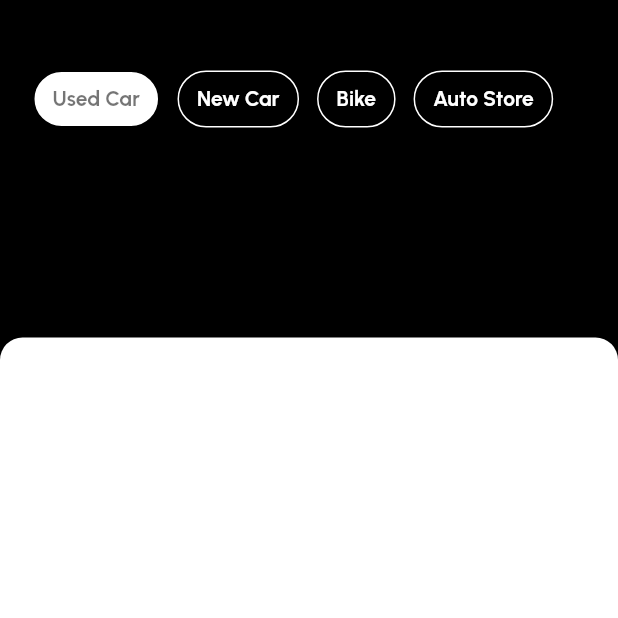
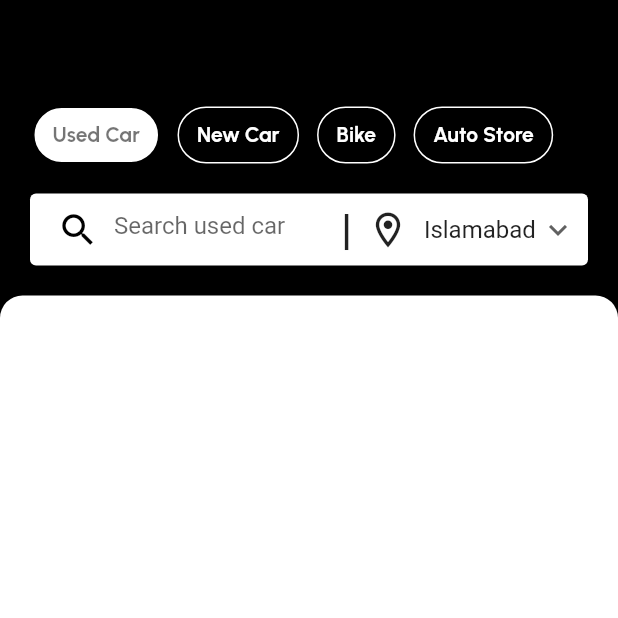
Before and after one commit to nouman1213/wheels-deels, a Flutter app: the HomeScreen screen opened directly, on a phone screen of 412 x 824 dp, the top half of it. Run offline on Flutter 3.47's test engine with Material 2 defaults, Android fonts, the phone set to English and light mode, and no system bars; our stand-ins replace flutter_otp_text_field, google_fonts, persistent_bottom_nav_bar.

Commit message:
searchCard designed

```diff
--- a/lib/UI/authentication/login_screen.dart
+++ b/lib/UI/authentication/login_screen.dart
@@ -163,7 +163,9 @@ class _LoginScreenState extends State<LoginScreen> {
                                 title: signupOption == "email"
                                     ? "Sign In"
                                     : 'Continue with number',
-                                onTap: () {})),
+                                onTap: () {
+                                  Navigator.pushNamed(context, '/bottomNavbar');
+                                })),
                         SizedBox(height: 40),
                         GestureDetector(
                           onTap: () {
--- a/lib/UI/home/home_screen.dart
+++ b/lib/UI/home/home_screen.dart
@@ -1,5 +1,6 @@
 import 'package:flutter/material.dart';
 import 'package:wheelsndeels/UI/components/home_top_row.dart';
+import 'package:wheelsndeels/UI/components/keybord_hider.dart';
 
 class HomeScreen extends StatefulWidget {
   const HomeScreen({super.key});
@@ -9,6 +10,8 @@ class HomeScreen extends StatefulWidget {
 }
 
 class _HomeScreenState extends State<HomeScreen> {
+  int _selectedTopRowItemIndex = 0;
+
   final List<String> topRowItems = [
     "Used Car",
     "New Car",
@@ -16,20 +19,28 @@ class _HomeScreenState extends State<HomeScreen> {
     "Auto Store"
   ];
 
-  int _selectedTopRowItemIndex = 0;
+  final List<String> _items = [
+    'Islamabad',
+    'Lahore',
+    'Karachi',
+    'Peshawer',
+    'Faisalabad',
+  ];
+
+  String selectedValue = 'Islamabad';
   @override
   Widget build(BuildContext context) {
-    return Scaffold(
+    return KeyboardHider(
+      child: Scaffold(
         backgroundColor: Colors.black,
         body: Column(children: [
           SizedBox(height: 25),
           Container(
-          height: 200,
-          // color: Colors.black,
             child: Padding(
               padding: const EdgeInsets.all(16.0),
               child: Column(
                 children: [
+                  Icon(Icons.home),
                   SizedBox(
                     height: 50,
                     child: ListView.builder(
@@ -49,6 +60,8 @@ class _HomeScreenState extends State<HomeScreen> {
                       },
                     ),
                   ),
+                  SizedBox(height: 10),
+                  searchCardWidget(),
                 ],
               ),
             ),
@@ -58,9 +71,63 @@ class _HomeScreenState extends State<HomeScreen> {
             decoration: BoxDecoration(
                 color: Colors.white,
                 borderRadius: BorderRadius.only(
-                  topLeft: Radius.circular(15), topRight: Radius.circular(15))),
+                    topLeft: Radius.circular(15),
+                    topRight: Radius.circular(15))),
           ))
         ]),
+      ),
+    );
+  }
+
+  Card searchCardWidget() {
+    return Card(
+      child: Padding(
+        padding: const EdgeInsets.symmetric(horizontal: 8),
+        child: Row(
+          children: [
+            Expanded(
+              flex: 1,
+              child: TextField(
+                decoration: InputDecoration(
+                    prefixIcon: Icon(
+                      Icons.search,
+                      color: Colors.black,
+                      size: 28,
+                    ),
+                    hintText: 'Search used car',
+                    border: InputBorder.none),
+              ),
+            ),
+            Text(
+              "|",
+              style: TextStyle(fontSize: 28, fontWeight: FontWeight.bold),
+            ),
+            SizedBox(width: 10),
+            Icon(
+              Icons.location_on_outlined,
+              size: 28,
+            ),
+            SizedBox(width: 10),
+            DropdownButton<String>(
+              underline: Container(),
+              elevation: 0,
+              icon: Icon(Icons.keyboard_arrow_down),
+              value: selectedValue,
+              onChanged: (newValue) {
+                setState(() {
+                  selectedValue = newValue!;
+                });
+              },
+              items: _items.map((String value) {
+                return DropdownMenuItem<String>(
+                  value: value,
+                  child: Text(value),
+                );
+              }).toList(),
+            )
+          ],
+        ),
+      ),
     );
   }
 }
```
Lines whose indentation alone changed are shown as unchanged.
